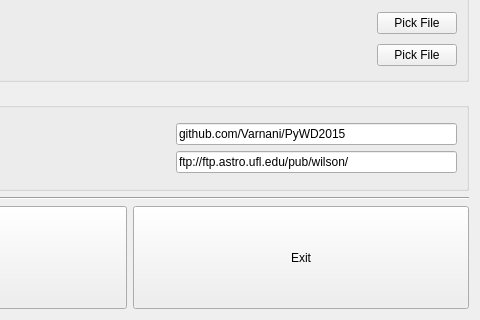
Old version of the form resources/lcdcpicker_dialog.ui in the repository Varnani/pywd2015-qt5; both pictures show x 220 to 700 and y 180 to 500 of the 700 by 500 pixel window.
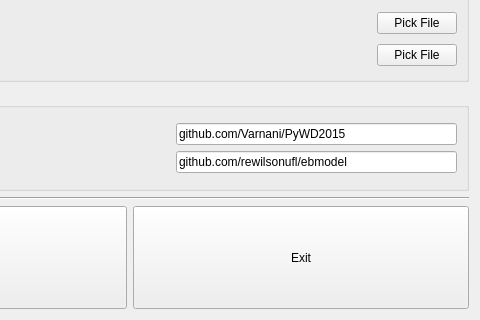
New version of the form.

Commit message: Internet address of the Wilson-Devinney code is updated.

What changed in the file:
```diff
--- a/resources/lcdcpicker_dialog.ui
+++ b/resources/lcdcpicker_dialog.ui
@@ -124,7 +124,7 @@
         <item row="1" column="2">
          <widget class="QLineEdit" name="lineEdit_2">
           <property name="text">
-           <string>ftp://ftp.astro.ufl.edu/pub/wilson/</string>
+           <string>github.com/rewilsonufl/ebmodel</string>
           </property>
           <property name="readOnly">
            <bool>true</bool>
```
